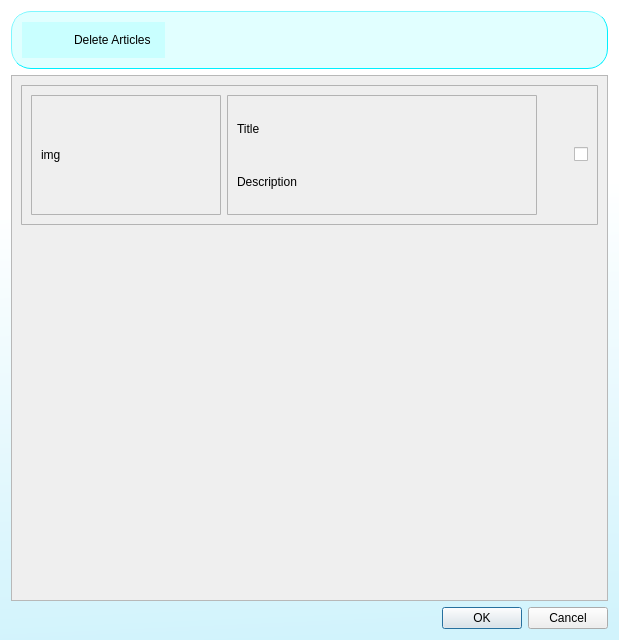
Above: views/delete_articles.ui from bhhoang/newspaper-project before the change. Below: the same form after it.
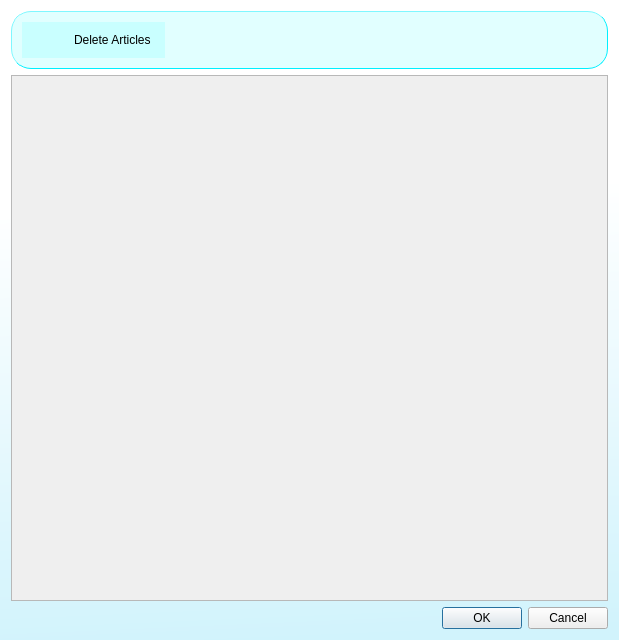
That is the form after the change. Icons and pictures are not drawn.

What changed in the file:
```diff
--- a/views/delete_articles.ui
+++ b/views/delete_articles.ui
@@ -98,8 +98,8 @@
        <rect>
         <x>0</x>
         <y>0</y>
-        <width>593</width>
-        <height>440</height>
+        <width>595</width>
+        <height>460</height>
        </rect>
       </property>
       <property name="styleSheet">
@@ -110,156 +110,7 @@
         border-width: 0.5px 0.5px 0.5px 0.5px;
 }</string>
       </property>
-      <layout class="QVBoxLayout" name="verticalLayout_3">
-       <item alignment="Qt::AlignTop">
-        <widget class="QFrame" name="article">
-         <property name="minimumSize">
-          <size>
-           <width>0</width>
-           <height>140</height>
-          </size>
-         </property>
-         <property name="maximumSize">
-          <size>
-           <width>16777215</width>
-           <height>150</height>
-          </size>
-         </property>
-         <property name="styleSheet">
-          <string notr="true">QFrame{
-        border-radius: 1px;
-        border-style: solid;
-        border-color: rgb(179, 179, 179);
-        border-width: 0.5px 0.5px 0.5px 0.5px;
-}</string>
-         </property>
-         <property name="frameShape">
-          <enum>QFrame::StyledPanel</enum>
-         </property>
-         <property name="frameShadow">
-          <enum>QFrame::Raised</enum>
-         </property>
-         <layout class="QHBoxLayout" name="horizontalLayout_3">
-          <item>
-           <widget class="QFrame" name="image_display">
-            <property name="minimumSize">
-             <size>
-              <width>190</width>
-              <height>0</height>
-             </size>
-            </property>
-            <property name="maximumSize">
-             <size>
-              <width>200</width>
-              <height>16777215</height>
-             </size>
-            </property>
-            <property name="styleSheet">
-             <string notr="true">QFrame{
-        border-radius: 1px;
-        border-style: solid;
-        border-color: rgb(179, 179, 179);
-        border-width: 0.5px 0.5px 0.5px 0.5px;
-}
-QLabel{
-	border: none
-}</string>
-            </property>
-            <property name="frameShape">
-             <enum>QFrame::StyledPanel</enum>
-            </property>
-            <property name="frameShadow">
-             <enum>QFrame::Raised</enum>
-            </property>
-            <layout class="QHBoxLayout" name="horizontalLayout_4">
-             <item>
-              <widget class="QLabel" name="image">
-               <property name="maximumSize">
-                <size>
-                 <width>9999999</width>
-                 <height>16777215</height>
-                </size>
-               </property>
-               <property name="text">
-                <string>img</string>
-               </property>
-              </widget>
-             </item>
-            </layout>
-           </widget>
-          </item>
-          <item>
-           <widget class="QFrame" name="title_description_display">
-            <property name="minimumSize">
-             <size>
-              <width>310</width>
-              <height>0</height>
-             </size>
-            </property>
-            <property name="maximumSize">
-             <size>
-              <width>320</width>
-              <height>16777215</height>
-             </size>
-            </property>
-            <property name="styleSheet">
-             <string notr="true">QLabel{
-border: none
-}</string>
-            </property>
-            <property name="frameShape">
-             <enum>QFrame::StyledPanel</enum>
-            </property>
-            <property name="frameShadow">
-             <enum>QFrame::Raised</enum>
-            </property>
-            <layout class="QVBoxLayout" name="verticalLayout_4">
-             <item>
-              <widget class="QLabel" name="title">
-               <property name="styleSheet">
-                <string notr="true">font: 18pt &quot;.AppleSystemUIFont&quot;;</string>
-               </property>
-               <property name="text">
-                <string>Title</string>
-               </property>
-              </widget>
-             </item>
-             <item>
-              <widget class="QLabel" name="description">
-               <property name="text">
-                <string>Description</string>
-               </property>
-              </widget>
-             </item>
-            </layout>
-           </widget>
-          </item>
-          <item alignment="Qt::AlignRight|Qt::AlignVCenter">
-           <widget class="QCheckBox" name="choosing_checkbox">
-            <property name="minimumSize">
-             <size>
-              <width>0</width>
-              <height>0</height>
-             </size>
-            </property>
-            <property name="maximumSize">
-             <size>
-              <width>30</width>
-              <height>16777215</height>
-             </size>
-            </property>
-            <property name="cursor">
-             <cursorShape>PointingHandCursor</cursorShape>
-            </property>
-            <property name="text">
-             <string/>
-            </property>
-           </widget>
-          </item>
-         </layout>
-        </widget>
-       </item>
-      </layout>
+      <layout class="QVBoxLayout" name="verticalLayout_3"/>
      </widget>
     </widget>
    </item>
```
